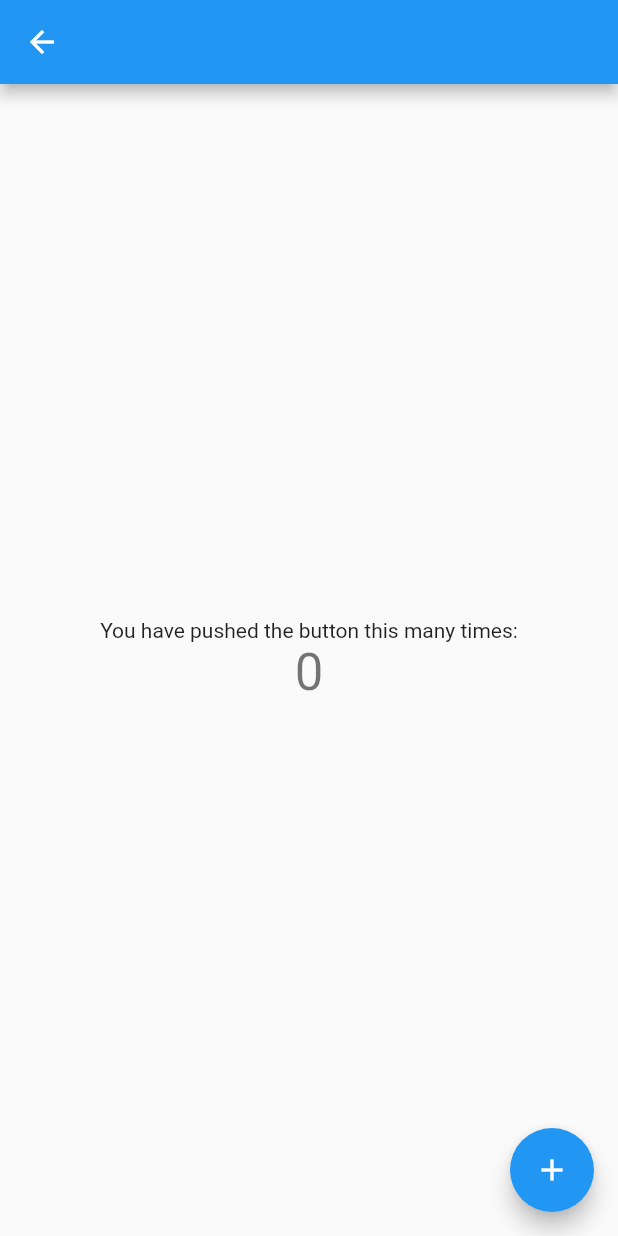
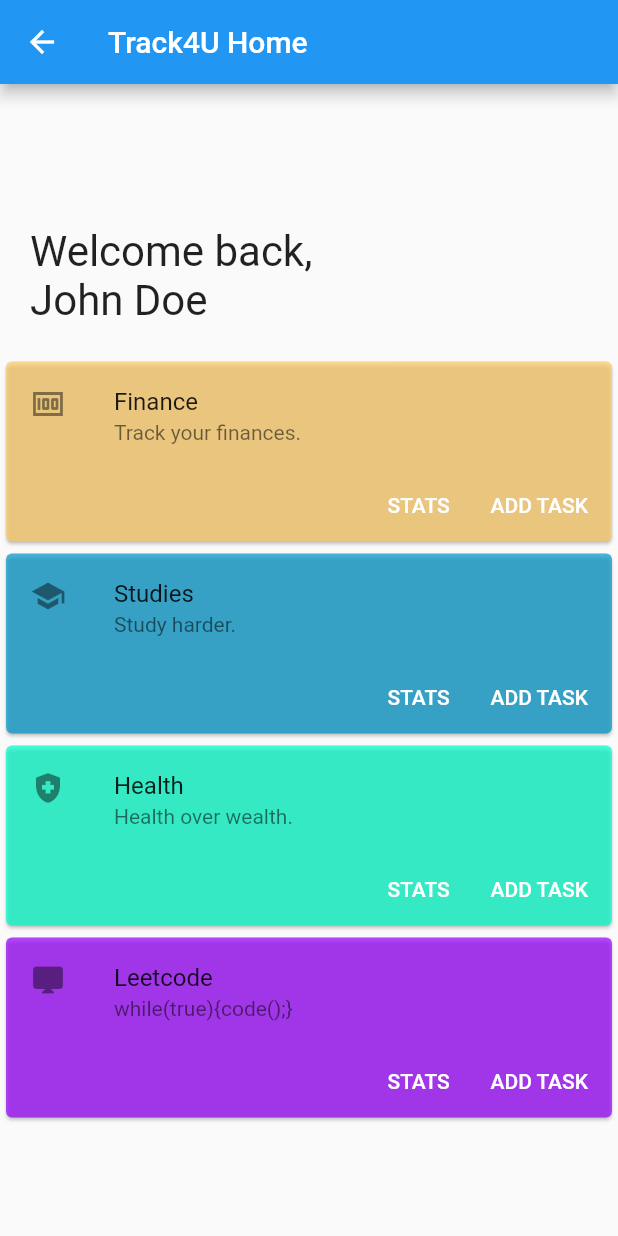
Before and after one commit to X-Yang98/Track4You, a Flutter app: the MyHomePage screen opened by its route, on a phone screen of 412 x 824 dp. Run offline on Flutter 3.47's test engine with Material 2 defaults, Android fonts, the phone set to English and light mode, and no system bars; our stand-ins replace firebase_auth, firebase_core; accounts and stored records are empty.

Commit message:
homepage draft

```diff
--- a/lib/screens/home_screen.dart
+++ b/lib/screens/home_screen.dart
@@ -1,17 +1,10 @@
+import 'package:firebase_core/firebase_core.dart';
 import 'package:flutter/material.dart';
 import 'package:firebase_auth/firebase_auth.dart';
+import 'package:track_4_you/tracker_panel.dart';
 
 class MyHomePage extends StatefulWidget {
   const MyHomePage({Key? key}) : super(key: key);
-
-  // This widget is the home page of your application. It is stateful, meaning
-  // that it has a State object (defined below) that contains fields that affect
-  // how it looks.
-
-  // This class is the configuration for the state. It holds the values (in this
-  // case the title) provided by the parent (in this case the App widget) and
-  // used by the build method of the State. Fields in a Widget subclass are
-  // always marked "final".
 
   static const String id = 'home_screen';
 
@@ -22,68 +15,32 @@ class MyHomePage extends StatefulWidget {
 class _MyHomePageState extends State<MyHomePage> {
   final _auth = FirebaseAuth.instance;
   late User loggedInUser;
-  int _counter = 0;
-
-  void _incrementCounter() {
-    setState(() {
-      // This call to setState tells the Flutter framework that something has
-      // changed in this State, which causes it to rerun the build method below
-      // so that the display can reflect the updated values. If we changed
-      // _counter without calling setState(), then the build method would not be
-      // called again, and so nothing would appear to happen.
-      _counter++;
-    });
-  }
 
   @override
   Widget build(BuildContext context) {
-    // This method is rerun every time setState is called, for instance as done
-    // by the _incrementCounter method above.
-    //
-    // The Flutter framework has been optimized to make rerunning build methods
-    // fast, so that you can just rebuild anything that needs updating rather
-    // than having to individually change instances of widgets.
+    var displayName = 'John Doe'; // retrieve loggedInUser.displayName here
     return Scaffold(
       appBar: AppBar(
-          // Here we take the value from the MyHomePage object that was created by
-          // the App.build method, and use it to set our appbar title.
-
-          ),
-      body: Center(
-        // Center is a layout widget. It takes a single child and positions it
-        // in the middle of the parent.
+        title: Text('Track4U Home'),
+      ),
+      body: Container(
         child: Column(
-          // Column is also a layout widget. It takes a list of children and
-          // arranges them vertically. By default, it sizes itself to fit its
-          // children horizontally, and tries to be as tall as its parent.
-          //
-          // Invoke "debug painting" (press "p" in the console, choose the
-          // "Toggle Debug Paint" action from the Flutter Inspector in Android
-          // Studio, or the "Toggle Debug Paint" command in Visual Studio Code)
-          // to see the wireframe for each widget.
-          //
-          // Column has various properties to control how it sizes itself and
-          // how it positions its children. Here we use mainAxisAlignment to
-          // center the children vertically; the main axis here is the vertical
-          // axis because Columns are vertical (the cross axis would be
-          // horizontal).
           mainAxisAlignment: MainAxisAlignment.center,
+          crossAxisAlignment: CrossAxisAlignment.start,
           children: <Widget>[
-            const Text(
-              'You have pushed the button this many times:',
+            Container(
+              margin: EdgeInsets.all(20),
+              width: double.infinity,
+              child: Text('Welcome back, \n' + displayName,
+                  style: TextStyle(fontSize: 28)),
             ),
-            Text(
-              '$_counter',
-              style: Theme.of(context).textTheme.headline4,
-            ),
+            TrackerPanel('Finance'),
+            TrackerPanel('Studies'),
+            TrackerPanel('Health'),
+            TrackerPanel('Leetcode'),
           ],
         ),
       ),
-      floatingActionButton: FloatingActionButton(
-        onPressed: _incrementCounter,
-        tooltip: 'Increment',
-        child: const Icon(Icons.add),
-      ), // This trailing comma makes auto-formatting nicer for build methods.
     );
   }
 }
--- /dev/null
+++ b/lib/tracker_panel.dart
@@ -0,0 +1,67 @@
+import 'package:flutter/material.dart';
+
+class TrackerPanel extends StatelessWidget {
+  String category = "";
+  final subtitleMap = {
+    "Finance": [
+      "Track your finances.",
+      Icon(Icons.money),
+      Color.fromRGBO(255, 204, 102, 0.7)
+    ],
+    "Studies": [
+      "Study harder.",
+      Icon(Icons.school),
+      Color.fromRGBO(0, 153, 204, 0.7)
+    ],
+    "Health": [
+      "Health over wealth.",
+      Icon(Icons.health_and_safety),
+      Color.fromRGBO(0, 255, 204, 0.7)
+    ],
+    "Leetcode": [
+      "while(true){code();}",
+      Icon(Icons.desktop_mac),
+      Color.fromRGBO(153, 0, 255, 0.7)
+    ],
+  };
+
+  TrackerPanel(String category) {
+    this.category = category;
+  }
+
+  @override
+  Widget build(BuildContext context) {
+    return Container(
+      child: Card(
+        color: subtitleMap[category]![2] as Color,
+        child: Column(
+          mainAxisSize: MainAxisSize.min,
+          children: <Widget>[
+            ListTile(
+              leading: subtitleMap[category]![1] as Widget,
+              title: Text(category),
+              subtitle: Text(subtitleMap[category]![0] as String),
+            ),
+            Row(
+              mainAxisAlignment: MainAxisAlignment.end,
+              children: <Widget>[
+                TextButton(
+                  child: const Text('STATS',
+                      style: TextStyle(color: Color(0xFFFFFFFF))),
+                  onPressed: () {/* ... */},
+                ),
+                const SizedBox(width: 8),
+                TextButton(
+                  child: const Text('ADD TASK',
+                      style: TextStyle(color: Color(0xFFFFFFFF))),
+                  onPressed: () {/* ... */},
+                ),
+                const SizedBox(width: 8),
+              ],
+            ),
+          ],
+        ),
+      ),
+    );
+  }
+}
```
Also changed, not shown: 3 other files.
